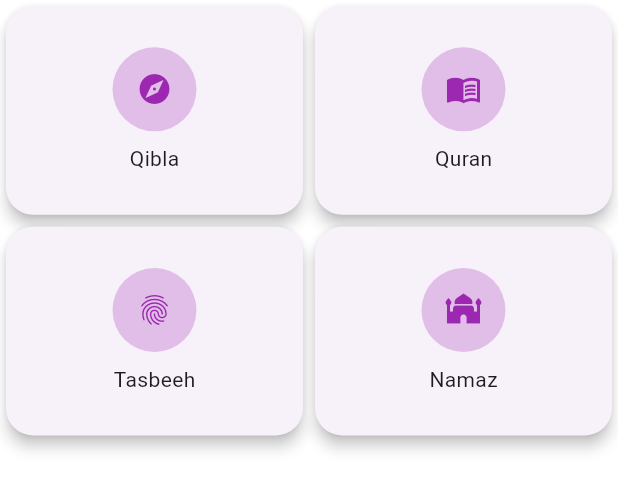
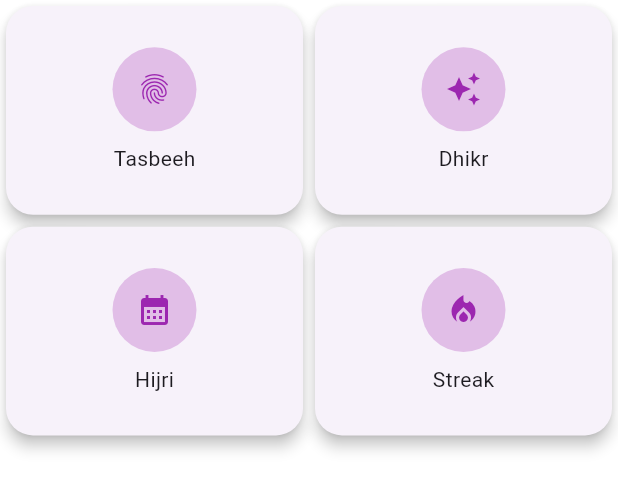
Before and after one commit to Siyam451/quranApp, a Flutter app: the QuickActionsGrid widget shown alone on an empty page, opened directly, on a phone screen of 412 x 824 dp. Shown: the top 490 px of the screen. Run offline on Flutter 3.47's test engine with Material 3 defaults, Android fonts, the phone set to English and light mode, and no system bars; our stand-ins replace audioplayers, flutter_map, geolocator, latlong2, shared_preferences; missing offline and left inert: flutter_qiblah; accounts and stored records are empty; network calls fail.

Commit message:
added Hijri,daily dkikir,prayer streak screens

```diff
--- a/lib/presentation/prayer-time/widgets/quick_action_grid.dart
+++ b/lib/presentation/prayer-time/widgets/quick_action_grid.dart
@@ -3,10 +3,16 @@ import 'package:flutter/material.dart';
 class QuickActionsGrid extends StatelessWidget {
 
   final VoidCallback onTasbeeh;
+  final VoidCallback onDhikr;
+  final VoidCallback onHijri;
+  final VoidCallback onStreak;
 
   const QuickActionsGrid({
     super.key,
     required this.onTasbeeh,
+    required this.onDhikr,
+    required this.onHijri,
+    required this.onStreak,
   });
 
   @override
@@ -26,27 +32,27 @@ class QuickActionsGrid extends StatelessWidget {
       children: [
 
         _item(
-          Icons.explore,
-          "Qibla",
-              () {},
-        ),
-
-        _item(
-          Icons.menu_book,
-          "Quran",
-              () {},
-        ),
-
-        _item(
           Icons.fingerprint,
           "Tasbeeh",
           onTasbeeh,
         ),
 
         _item(
-          Icons.mosque,
-          "Namaz",
-              () {},
+          Icons.auto_awesome,
+          "Dhikr",
+          onDhikr,
+        ),
+
+        _item(
+          Icons.calendar_month,
+          "Hijri",
+          onHijri,
+        ),
+
+        _item(
+          Icons.local_fire_department,
+          "Streak",
+          onStreak,
         ),
       ],
     );
```
Also changed, not shown: lib/presentation/prayer-time/prayer_time_screen.dart (+40 -1 lines).
